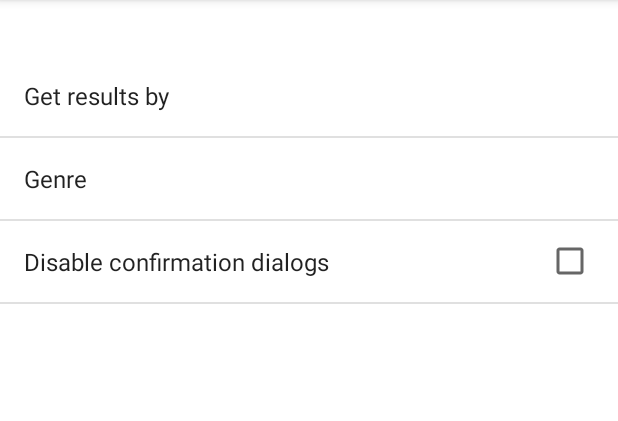
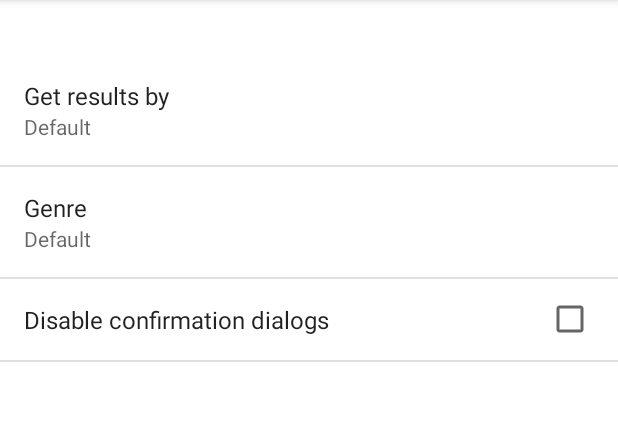
Before and after one commit to winterwurzel/gtm, an Android app: the fragment SettingsFragment shown on its own in the app's theme, on a phone screen of 412 x 824 dp, the part 84-505 px from its top. Run offline under Robolectric (Android 15) with nearby library versions, the phone set to English and light mode, and no system bars.

Commit message:
~ bugfix default preferences

```diff
--- a/app/src/main/java/at/android/gm/guessthemovie/MainActivity.java
+++ b/app/src/main/java/at/android/gm/guessthemovie/MainActivity.java
@@ -31,6 +31,7 @@ public class MainActivity extends AppCompatActivity implements OnFetchDataComple
         Toolbar toolbar = (Toolbar) findViewById(R.id.toolbar);
         setSupportActionBar(toolbar);
 
+        PreferenceManager.setDefaultValues(this, R.xml.application_preferences, false);
 
     }
 
@@ -73,6 +74,7 @@ public class MainActivity extends AppCompatActivity implements OnFetchDataComple
     public void startButtonClicked(View view) {
         SharedPreferences sharedPref = PreferenceManager.getDefaultSharedPreferences(this);
         String order = sharedPref.getString("list_preference_order", "");
+
         String options = "";
         if (order.equals("Popularity"))
             options = "&sort_by=popularity.desc";
@@ -82,6 +84,8 @@ public class MainActivity extends AppCompatActivity implements OnFetchDataComple
         String genre = sharedPref.getString("list_preference_genres", "");
         if (!genre.equals("Default"))
             options += "&with_genres=" + GenreMap.getInstance().getCONSTANT_MAP().get(genre);
+
+        Log.e("wut", options);
 
         DataHandler dh = DataHandler.getInstance();
         ProgressDialog dialog = new ProgressDialog(this);
--- a/app/src/main/java/at/android/gm/guessthemovie/SettingsFragment.java
+++ b/app/src/main/java/at/android/gm/guessthemovie/SettingsFragment.java
@@ -8,6 +8,7 @@ import android.graphics.Color;
 import android.os.Bundle;
 import android.preference.Preference;
 import android.preference.PreferenceFragment;
+import android.preference.PreferenceManager;
 import android.util.Log;
 import android.view.View;
 import android.widget.DatePicker;
@@ -26,6 +27,7 @@ public class SettingsFragment extends PreferenceFragment implements SharedPrefer
     @Override
     public void onCreate(Bundle savedInstanceState) {
         super.onCreate(savedInstanceState);
+
         // Load the preferences from an XML resource
         addPreferencesFromResource(R.xml.application_preferences);
     }
--- a/app/src/main/res/xml/application_preferences.xml
+++ b/app/src/main/res/xml/application_preferences.xml
@@ -7,14 +7,16 @@
             android:summary=""
             android:entries="@array/pref_result_order"
             android:entryValues="@array/pref_result_order"
-            android:dialogTitle="Get results by" />
+            android:dialogTitle="Get results by"
+            android:defaultValue="Default"/>
 
         <ListPreference android:key="list_preference_genres"
             android:title="Genre"
             android:summary=""
             android:entries="@array/pref_genres"
             android:entryValues="@array/pref_genres"
-            android:dialogTitle="Genre" />
+            android:dialogTitle="Genre"
+            android:defaultValue="Default"/>
 
         <CheckBoxPreference
             android:key="confirmation"
```
Also changed, not shown: app/src/main/java/at/android/gm/guessthemovie/GuessActivity.java (+11 -13 lines), 2 other files.
